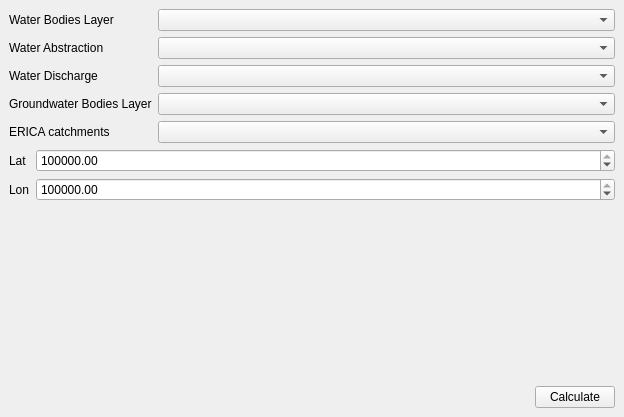
mkmushegh/qgis-dss, file dss_dockwidget_base.ui: the form before one commit.
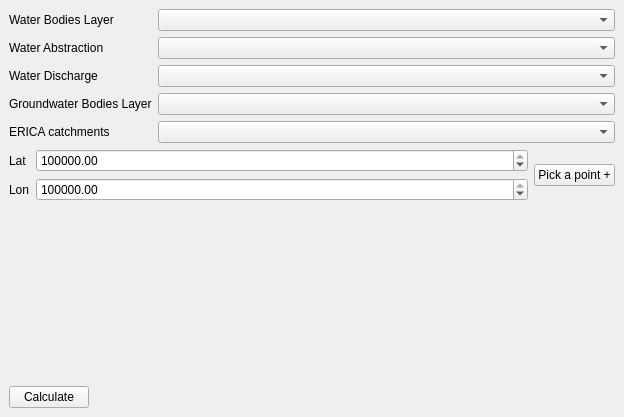
The form after the commit. Custom widgets are drawn as their Qt base class.

Commit message: second draft version of water stress

Diff of the .ui file:
```diff
--- a/dss_dockwidget_base.ui
+++ b/dss_dockwidget_base.ui
@@ -14,8 +14,6 @@
    <string>DSS</string>
   </property>
   <widget class="QWidget" name="dockWidgetContents">
-   <layout class="QVBoxLayout" name="verticalLayout_2">
-    <item>
      <layout class="QVBoxLayout" name="verticalLayout">
       <item>
        <layout class="QFormLayout" name="formLayout">
@@ -72,6 +70,8 @@
        </layout>
       </item>
       <item>
+     <layout class="QHBoxLayout" name="horizontalLayout_2" stretch="1,0">
+      <item>
        <layout class="QFormLayout" name="formLayout_2">
         <item row="0" column="0">
          <widget class="QLabel" name="label_5">
@@ -86,7 +86,7 @@
            <double>100000000.000000000000000</double>
           </property>
           <property name="value">
-           <double>604752.000000000000000</double>
+           <double>620902.000000000000000</double>
           </property>
          </widget>
         </item>
@@ -103,7 +103,16 @@
            <double>1000000000.000000000000000</double>
           </property>
           <property name="value">
-           <double>4319743.000000000000000</double>
+           <double>4340837.000000000000000</double>
+          </property>
+         </widget>
+        </item>
+       </layout>
+      </item>
+      <item>
+       <widget class="QPushButton" name="btnPickPoint">
+        <property name="text">
+         <string>Pick a point +</string>
           </property>
          </widget>
         </item>
@@ -117,13 +126,20 @@
         <property name="sizeHint" stdset="0">
          <size>
           <width>20</width>
-          <height>40</height>
+        <height>68</height>
          </size>
         </property>
        </spacer>
       </item>
       <item>
        <layout class="QHBoxLayout" name="horizontalLayout">
+      <item>
+       <widget class="QPushButton" name="btnCalculate">
+        <property name="text">
+         <string>Calculate</string>
+        </property>
+       </widget>
+      </item>
         <item>
          <spacer name="horizontalSpacer">
           <property name="orientation">
@@ -136,15 +152,6 @@
            </size>
           </property>
          </spacer>
-        </item>
-        <item>
-         <widget class="QPushButton" name="btnCalculate">
-          <property name="text">
-           <string>Calculate</string>
-          </property>
-         </widget>
-        </item>
-       </layout>
       </item>
      </layout>
     </item>
```
Lines whose indentation alone changed are shown as unchanged. The commit also changes 2 other files.
